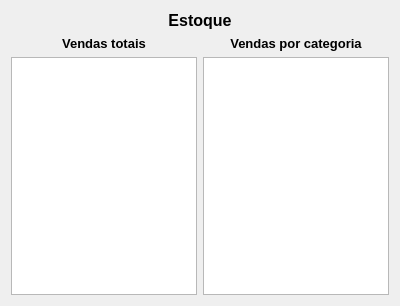
This is view/QDialogEstoque.ui in victorzxhugo/TrabalhoFinalDevDesktop as Qt 5 draws it before an edit. The edited form follows.
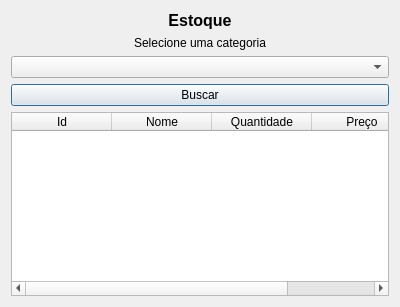
This is the edited form.

```diff
--- a/view/QDialogEstoque.ui
+++ b/view/QDialogEstoque.ui
@@ -7,7 +7,7 @@
     <x>0</x>
     <y>0</y>
     <width>400</width>
-    <height>306</height>
+    <height>307</height>
    </rect>
   </property>
   <property name="windowTitle">
@@ -24,36 +24,51 @@
       </widget>
      </item>
      <item>
-      <layout class="QHBoxLayout" name="horizontalLayout">
-       <item>
-        <layout class="QVBoxLayout" name="verticalLayout">
-         <item>
-          <widget class="QLabel" name="lbl_relatorio_nome_vendas_totais">
+      <widget class="QLabel" name="label">
            <property name="text">
-            <string>&lt;html&gt;&lt;head/&gt;&lt;body&gt;&lt;p align=&quot;center&quot;&gt;&lt;span style=&quot; font-size:10pt; font-weight:600;&quot;&gt;Vendas totais&lt;/span&gt;&lt;/p&gt;&lt;/body&gt;&lt;/html&gt;</string>
-           </property>
+        <string>Selecione uma categoria</string>
+       </property>
+       <property name="alignment">
+        <set>Qt::AlignCenter</set>
+       </property>
           </widget>
          </item>
          <item>
-          <widget class="QTableView" name="tb_vendas_totais"/>
-         </item>
-        </layout>
-       </item>
+      <widget class="QComboBox" name="combobox_categorias"/>
+     </item>
        <item>
-        <layout class="QVBoxLayout" name="verticalLayout_2">
-         <item>
-          <widget class="QLabel" name="lbl_relatorio_nome_vendas_por_categoria">
+      <widget class="QPushButton" name="btn_buscar">
            <property name="text">
-            <string>&lt;html&gt;&lt;head/&gt;&lt;body&gt;&lt;p align=&quot;center&quot;&gt;&lt;span style=&quot; font-size:10pt; font-weight:600;&quot;&gt;Vendas por categoria&lt;/span&gt;&lt;/p&gt;&lt;/body&gt;&lt;/html&gt;</string>
+        <string>Buscar</string>
            </property>
           </widget>
          </item>
          <item>
-          <widget class="QTableView" name="tb_vendas_por_categoria"/>
-         </item>
-        </layout>
-       </item>
-      </layout>
+      <widget class="QTableWidget" name="tb_estoque">
+       <column>
+        <property name="text">
+         <string>Id</string>
+        </property>
+       </column>
+       <column>
+        <property name="text">
+         <string>Nome</string>
+        </property>
+       </column>
+       <column>
+        <property name="text">
+         <string>Quantidade</string>
+        </property>
+       </column>
+       <column>
+        <property name="text">
+         <string>Preço</string>
+        </property>
+       </column>
+      </widget>
+     </item>
+     <item>
+      <layout class="QHBoxLayout" name="horizontalLayout"/>
      </item>
     </layout>
    </item>
```
Lines whose indentation alone changed are shown as unchanged.
